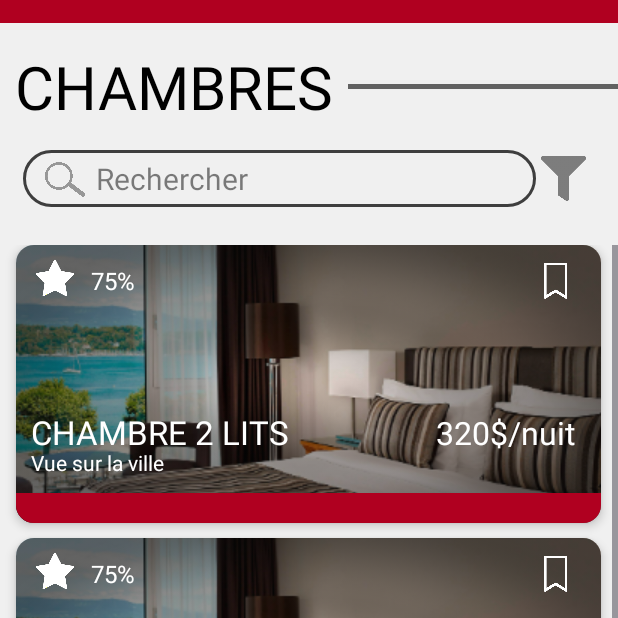
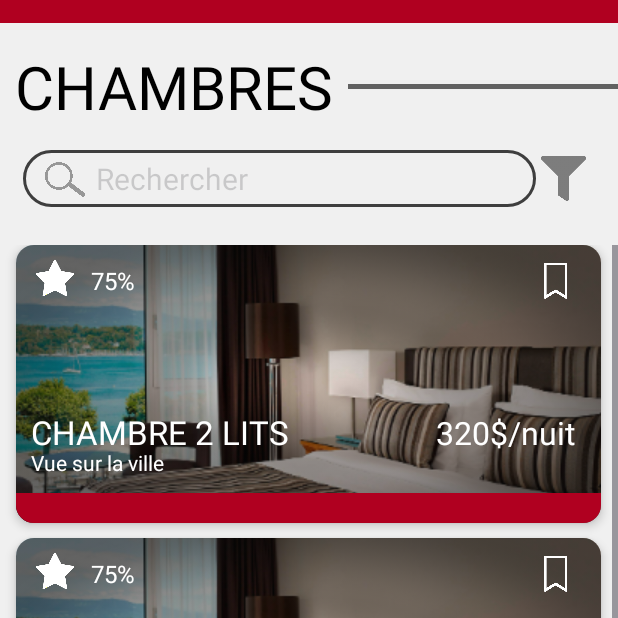
Before and after one commit to ben4ali/easystay-app-mobile, an Android app: the fragment_chambres screen opened through its navigation route, on a phone screen of 412 x 824 dp, the top half of it. Run offline under Robolectric (Android 15) with nearby library versions, the phone set to English and light mode, and no system bars; our stand-ins replace navigation-ui.

Commit message:
Ajout de la bar de recherche fonctionnelle

```diff
--- a/EasyStayApp/app/src/main/java/com/easycorp/easystayapp/fragment_chambres.kt
+++ b/EasyStayApp/app/src/main/java/com/easycorp/easystayapp/fragment_chambres.kt
@@ -5,55 +5,52 @@ import androidx.fragment.app.Fragment
 import android.view.LayoutInflater
 import android.view.View
 import android.view.ViewGroup
+import android.widget.EditText
+import androidx.cardview.widget.CardView
+import kotlinx.coroutines.CoroutineScope
+import kotlinx.coroutines.Dispatchers
+import kotlinx.coroutines.delay
+import kotlinx.coroutines.launch
 
-// TODO: Rename parameter arguments, choose names that match
-// the fragment initialization parameters, e.g. ARG_ITEM_NUMBER
-private const val ARG_PARAM1 = "param1"
-private const val ARG_PARAM2 = "param2"
 
-/**
- * A simple [Fragment] subclass.
- * Use the [fragment_chambres.newInstance] factory method to
- * create an instance of this fragment.
- */
 class fragment_chambres : Fragment() {
-    // TODO: Rename and change types of parameters
-    private var param1: String? = null
-    private var param2: String? = null
 
-    override fun onCreate(savedInstanceState: Bundle?) {
-        super.onCreate(savedInstanceState)
-        arguments?.let {
-            param1 = it.getString(ARG_PARAM1)
-            param2 = it.getString(ARG_PARAM2)
-        }
-    }
+    lateinit var rechercher : EditText
+    lateinit var carte1 : CardView
+    lateinit var carte2 : CardView
+    lateinit var carte3 : CardView
+
 
     override fun onCreateView(
         inflater: LayoutInflater, container: ViewGroup?,
         savedInstanceState: Bundle?
     ): View? {
-        // Inflate the layout for this fragment
         return inflater.inflate(R.layout.fragment_chambres, container, false)
     }
+    override fun onViewCreated(view: View, savedInstanceState: Bundle?) {
+        super.onViewCreated(view, savedInstanceState)
 
-    companion object {
-        /**
-         * Use this factory method to create a new instance of
-         * this fragment using the provided parameters.
-         *
-         * @param param1 Parameter 1.
-         * @param param2 Parameter 2.
-         * @return A new instance of fragment fragment_chambres.
-         */
-        // TODO: Rename and change types and number of parameters
-        @JvmStatic
-        fun newInstance(param1: String, param2: String) =
-            fragment_chambres().apply {
-                arguments = Bundle().apply {
-                    putString(ARG_PARAM1, param1)
-                    putString(ARG_PARAM2, param2)
+        rechercher = view.findViewById(R.id.rechercher)
+        carte1 = view.findViewById(R.id.carte1)
+        carte2 = view.findViewById(R.id.carte2)
+        carte3 = view.findViewById(R.id.carte3)
+
+        CoroutineScope(Dispatchers.IO).launch {
+            while (true) {
+                val text = rechercher.text.toString()
+                CoroutineScope(Dispatchers.Main).launch {
+                    if (text.isNotEmpty()) {
+                        carte1.visibility = View.GONE
+                        carte2.visibility = View.GONE
+                        carte3.visibility = View.GONE
+                    } else {
+                        carte1.visibility = View.VISIBLE
+                        carte2.visibility = View.VISIBLE
+                        carte3.visibility = View.VISIBLE
+                    }
                 }
+                delay(100)
             }
+        }
     }
 }
--- a/EasyStayApp/app/src/main/res/layout/fragment_chambres.xml
+++ b/EasyStayApp/app/src/main/res/layout/fragment_chambres.xml
@@ -78,15 +78,15 @@
                         app:tint="@color/colorAccent" />
 
                     <EditText
-                        android:id="@+id/editTextText"
+                        android:id="@+id/rechercher"
                         android:layout_width="match_parent"
                         android:layout_height="match_parent"
                         android:layout_marginLeft="4dp"
                         android:alpha="0.5"
                         android:background="@android:color/transparent"
                         android:ems="10"
+                        android:hint="Rechercher"
                         android:inputType="text"
-                        android:text="Rechercher"
                         android:textAlignment="viewStart"
                         android:textColor="@color/colorText"
                         android:textSize="20sp" />
@@ -235,6 +235,7 @@
                 </androidx.cardview.widget.CardView>
 
                 <androidx.cardview.widget.CardView
+                    android:id="@+id/carte1"
                     android:layout_width="390dp"
                     android:layout_height="match_parent"
                     android:layout_marginTop="10dp"
@@ -353,6 +354,7 @@
                 </androidx.cardview.widget.CardView>
 
                 <androidx.cardview.widget.CardView
+                    android:id="@+id/carte2"
                     android:layout_width="390dp"
                     android:layout_height="match_parent"
                     android:layout_marginTop="10dp"
@@ -471,6 +473,7 @@
                 </androidx.cardview.widget.CardView>
 
                 <androidx.cardview.widget.CardView
+                    android:id="@+id/carte3"
                     android:layout_width="390dp"
                     android:layout_height="match_parent"
                     android:layout_marginTop="10dp"
```
